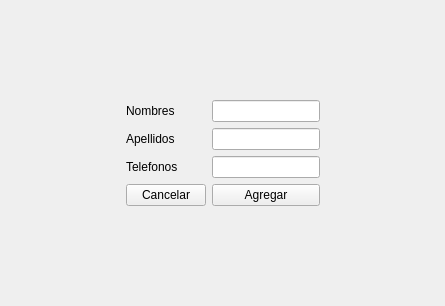
This is views/Views ui/NewClientUI.ui in ValenDD/Desktop_app_mechanical_workshop as Qt 5 draws it before an edit. The edited form follows.
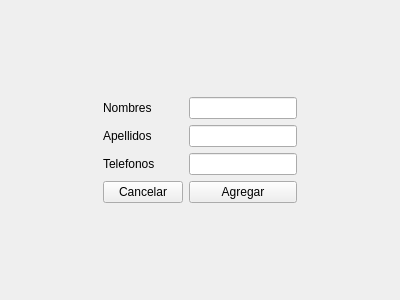
This is the edited form.

```diff
--- a/views/Views ui/NewClientUI.ui
+++ b/views/Views ui/NewClientUI.ui
@@ -6,8 +6,8 @@
    <rect>
     <x>0</x>
     <y>0</y>
-    <width>445</width>
-    <height>306</height>
+    <width>400</width>
+    <height>300</height>
    </rect>
   </property>
   <property name="windowTitle">
```
